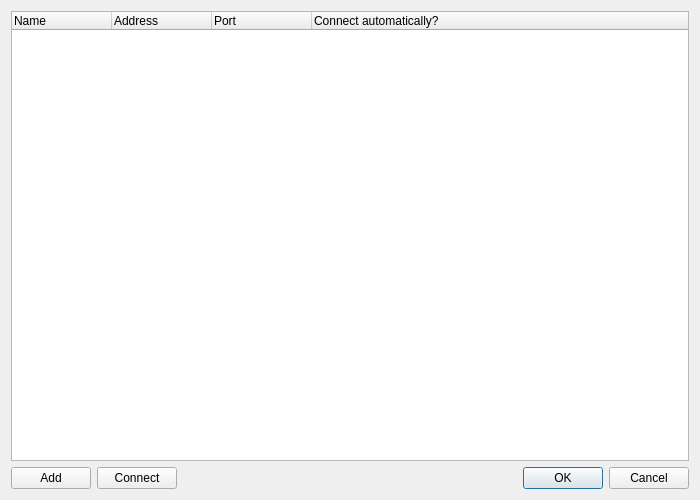
Above: client/ServerListDialog.ui from OpenRcon/OpenRcon before the change. Below: the same form after it.
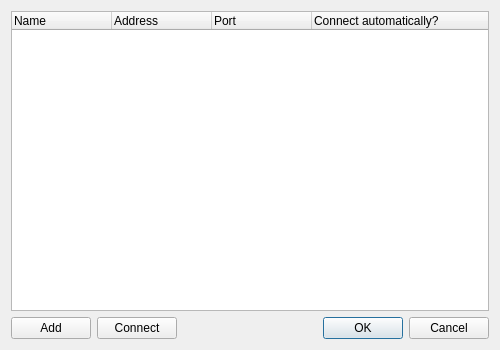
That is the form after the change. Icons and pictures are not drawn.

```diff
--- a/client/ServerListDialog.ui
+++ b/client/ServerListDialog.ui
@@ -6,8 +6,8 @@
    <rect>
     <x>0</x>
     <y>0</y>
-    <width>700</width>
-    <height>500</height>
+    <width>500</width>
+    <height>350</height>
    </rect>
   </property>
   <property name="sizePolicy">
@@ -16,6 +16,12 @@
     <verstretch>0</verstretch>
    </sizepolicy>
   </property>
+  <property name="minimumSize">
+   <size>
+    <width>400</width>
+    <height>300</height>
+   </size>
+  </property>
   <property name="windowTitle">
    <string>Servermanager</string>
   </property>
```
Left out of the diff: 4 changed lines with no effect on the pictures.
